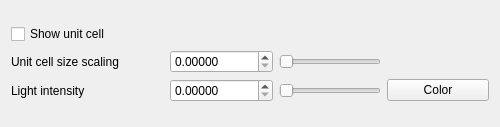
The window that iraspa/iraspagui/appearanceunitcellform.ui (iRASPA/iRASPA-QT) describes before a commit, drawn with Qt 5.
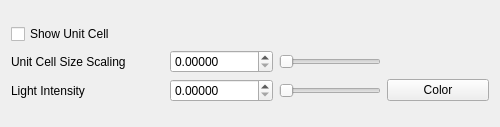
The same window after the commit. Custom widgets are drawn as their Qt base class.

What changed in the file:
```diff
--- a/iraspa/iraspagui/appearanceunitcellform.ui
+++ b/iraspa/iraspagui/appearanceunitcellform.ui
@@ -34,7 +34,7 @@
        <item row="0" column="0">
         <widget class="QCheckBox" name="drawUnitCellCheckBox">
          <property name="text">
-          <string>Show unit cell</string>
+          <string>Show Unit Cell</string>
          </property>
         </widget>
        </item>
@@ -67,7 +67,7 @@
        <item row="1" column="0">
         <widget class="QLabel" name="label_24">
          <property name="text">
-          <string>Unit cell size scaling</string>
+          <string>Unit Cell Size Scaling</string>
          </property>
         </widget>
        </item>
@@ -94,7 +94,7 @@
        <item row="2" column="0">
         <widget class="QLabel" name="label">
          <property name="text">
-          <string>Light intensity</string>
+          <string>Light Intensity</string>
          </property>
         </widget>
        </item>
```
